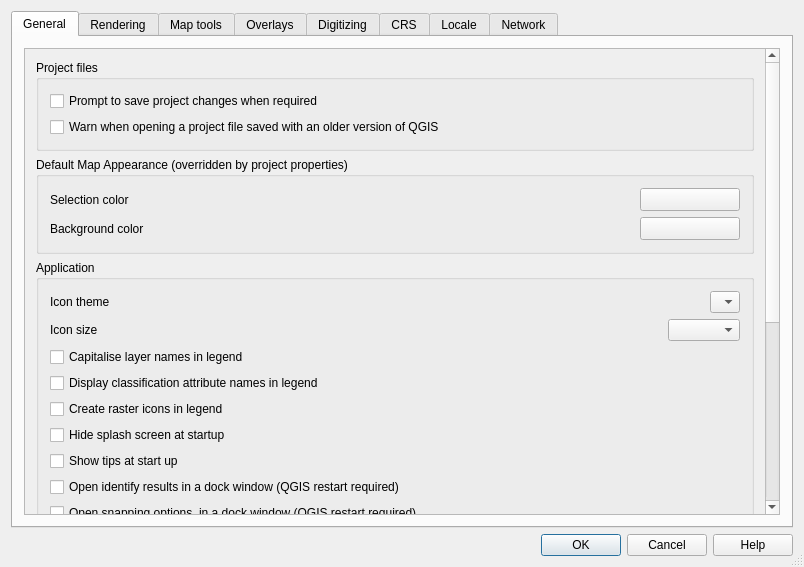
sourcepole/qgis, file qgis/src/ui/qgsoptionsbase.ui: the form before one commit.
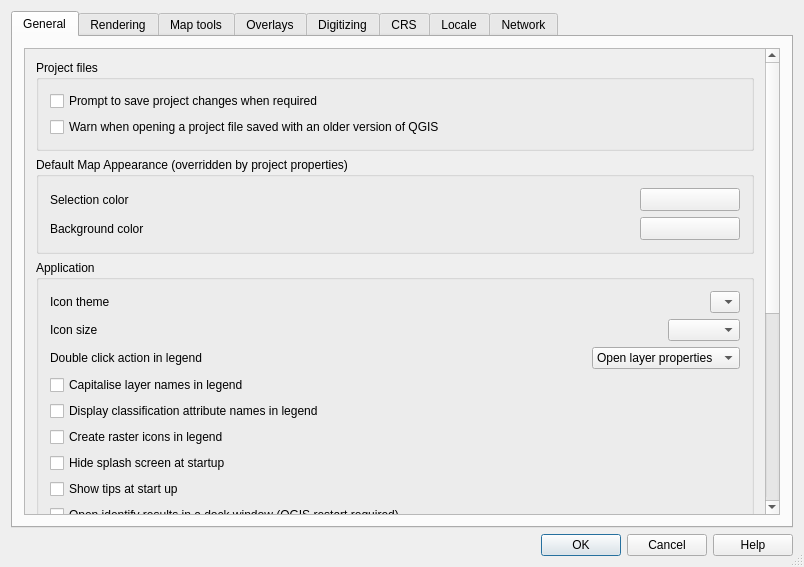
The form after the commit. Icons and pictures are not drawn. Custom widgets are drawn as their Qt base class.

Diff of the .ui file:
```diff
--- a/qgis/src/ui/qgsoptionsbase.ui
+++ b/qgis/src/ui/qgsoptionsbase.ui
@@ -59,9 +59,9 @@
           <property name="geometry">
            <rect>
             <x>0</x>
-            <y>-369</y>
-            <width>746</width>
-            <height>827</height>
+            <y>0</y>
+            <width>744</width>
+            <height>817</height>
            </rect>
           </property>
           <layout class="QGridLayout" name="gridLayout_12">
@@ -168,8 +168,8 @@
              <property name="title">
               <string>Application</string>
              </property>
-             <layout class="QGridLayout" name="gridLayout">
-              <item row="0" column="0">
+             <layout class="QVBoxLayout" name="verticalLayout_2">
+              <item>
                <layout class="QHBoxLayout" name="horizontalLayout_3">
                 <item>
                  <widget class="QLabel" name="textLabel1_4">
@@ -211,7 +211,7 @@
                 </item>
                </layout>
               </item>
-              <item row="1" column="0">
+              <item>
                <layout class="QHBoxLayout" name="horizontalLayout_7">
                 <item>
                  <widget class="QLabel" name="textLabel1_5">
@@ -248,77 +248,115 @@
                 </item>
                </layout>
               </item>
-              <item row="2" column="0">
+              <item>
+               <layout class="QHBoxLayout" name="horizontalLayout_8">
+                <item>
+                 <widget class="QLabel" name="label_15">
+                  <property name="text">
+                   <string>Double click action in legend</string>
+                  </property>
+                 </widget>
+                </item>
+                <item>
+                 <spacer name="horizontalSpacer_6">
+                  <property name="orientation">
+                   <enum>Qt::Horizontal</enum>
+                  </property>
+                  <property name="sizeHint" stdset="0">
+                   <size>
+                    <width>40</width>
+                    <height>20</height>
+                   </size>
+                  </property>
+                 </spacer>
+                </item>
+                <item>
+                 <widget class="QComboBox" name="cmbLegendDoubleClickAction">
+                  <item>
+                   <property name="text">
+                    <string>Open layer properties</string>
+                   </property>
+                  </item>
+                  <item>
+                   <property name="text">
+                    <string>Open attribute table</string>
+                   </property>
+                  </item>
+                 </widget>
+                </item>
+               </layout>
+              </item>
+              <item>
                <widget class="QCheckBox" name="capitaliseCheckBox">
                 <property name="text">
                  <string>Capitalise layer names in legend</string>
                 </property>
                </widget>
               </item>
-              <item row="3" column="0">
+              <item>
                <widget class="QCheckBox" name="cbxLegendClassifiers">
                 <property name="text">
                  <string>Display classification attribute names in legend</string>
                 </property>
                </widget>
               </item>
-              <item row="4" column="0">
+              <item>
                <widget class="QCheckBox" name="cbxCreateRasterLegendIcons">
                 <property name="text">
                  <string>Create raster icons in legend</string>
                 </property>
                </widget>
               </item>
-              <item row="5" column="0">
+              <item>
                <widget class="QCheckBox" name="cbxHideSplash">
                 <property name="text">
                  <string>Hide splash screen at startup</string>
                 </property>
                </widget>
               </item>
-              <item row="6" column="0">
+              <item>
                <widget class="QCheckBox" name="cbxShowTips">
                 <property name="text">
                  <string>Show tips at start up</string>
                 </property>
                </widget>
               </item>
-              <item row="7" column="0">
+              <item>
                <widget class="QCheckBox" name="cbxIdentifyResultsDocked">
                 <property name="text">
                  <string>Open identify results in a dock window (QGIS restart required)</string>
                 </property>
                </widget>
               </item>
-              <item row="8" column="0">
+              <item>
                <widget class="QCheckBox" name="cbxSnappingOptionsDocked">
                 <property name="text">
                  <string>Open snapping options  in a dock window (QGIS restart required)</string>
                 </property>
                </widget>
               </item>
-              <item row="9" column="0">
+              <item>
                <widget class="QCheckBox" name="cbxAttributeTableDocked">
                 <property name="text">
                  <string>Open attribute table in a dock window (QGIS restart required)</string>
                 </property>
                </widget>
               </item>
-              <item row="10" column="0">
+              <item>
                <widget class="QCheckBox" name="cbxAddPostgisDC">
                 <property name="text">
                  <string>Add PostGIS layers with double click and select in extended mode</string>
                 </property>
                </widget>
               </item>
-              <item row="11" column="0">
+              <item>
                <widget class="QCheckBox" name="cbxAddNewLayersToCurrentGroup">
                 <property name="text">
                  <string>Add new layers to selected group</string>
                 </property>
                </widget>
               </item>
-              <item row="12" column="0">
+              <item>
                <layout class="QHBoxLayout" name="horizontalLayout_5">
                 <item>
                  <widget class="QLabel" name="textLabel1_7">
@@ -360,7 +398,7 @@
                 </item>
                </layout>
               </item>
-              <item row="13" column="0">
+              <item>
                <layout class="QHBoxLayout" name="horizontalLayout_6">
                 <item>
                  <widget class="QLabel" name="label_14">
@@ -387,7 +425,7 @@
                 </item>
                </layout>
               </item>
-              <item row="14" column="0">
+              <item>
                <widget class="QGroupBox" name="groupBox_4">
                 <property name="title">
                  <string>Plugin paths</string>
@@ -461,8 +499,8 @@
            <rect>
             <x>0</x>
             <y>0</y>
-            <width>746</width>
-            <height>479</height>
+            <width>666</width>
+            <height>466</height>
            </rect>
           </property>
           <layout class="QGridLayout" name="gridLayout_8">
@@ -632,8 +670,8 @@
            <rect>
             <x>0</x>
             <y>0</y>
-            <width>746</width>
-            <height>500</height>
+            <width>612</width>
+            <height>469</height>
            </rect>
           </property>
           <layout class="QGridLayout" name="gridLayout_4">
@@ -912,8 +950,8 @@
            <rect>
             <x>0</x>
             <y>0</y>
-            <width>762</width>
-            <height>458</height>
+            <width>310</width>
+            <height>86</height>
            </rect>
           </property>
           <layout class="QGridLayout" name="gridLayout_10">
@@ -987,8 +1025,8 @@
            <rect>
             <x>0</x>
             <y>0</y>
-            <width>746</width>
-            <height>462</height>
+            <width>838</width>
+            <height>432</height>
            </rect>
           </property>
           <layout class="QGridLayout" name="gridLayout_13">
@@ -1317,8 +1355,8 @@
            <rect>
             <x>0</x>
             <y>0</y>
-            <width>746</width>
-            <height>531</height>
+            <width>416</width>
+            <height>568</height>
            </rect>
           </property>
           <layout class="QGridLayout" name="gridLayout_15">
@@ -1413,8 +1451,8 @@
            <rect>
             <x>0</x>
             <y>0</y>
-            <width>746</width>
-            <height>552</height>
+            <width>519</width>
+            <height>567</height>
            </rect>
           </property>
           <layout class="QGridLayout" name="gridLayout_17">
@@ -1504,8 +1542,8 @@
            <rect>
             <x>0</x>
             <y>0</y>
-            <width>746</width>
-            <height>548</height>
+            <width>407</width>
+            <height>508</height>
            </rect>
           </property>
           <layout class="QGridLayout" name="gridLayout_20">
```
